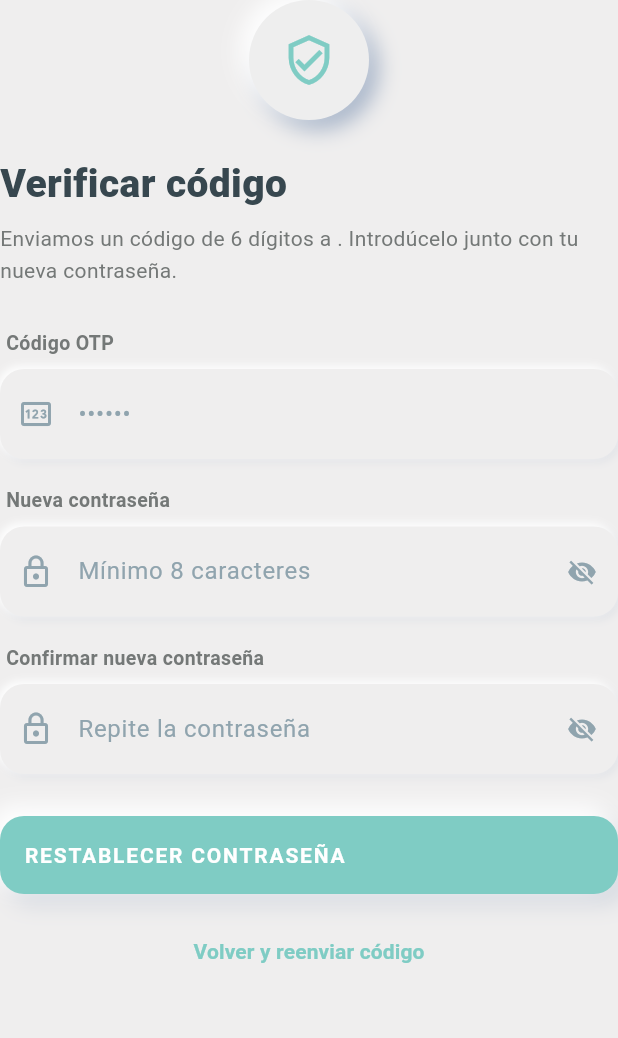
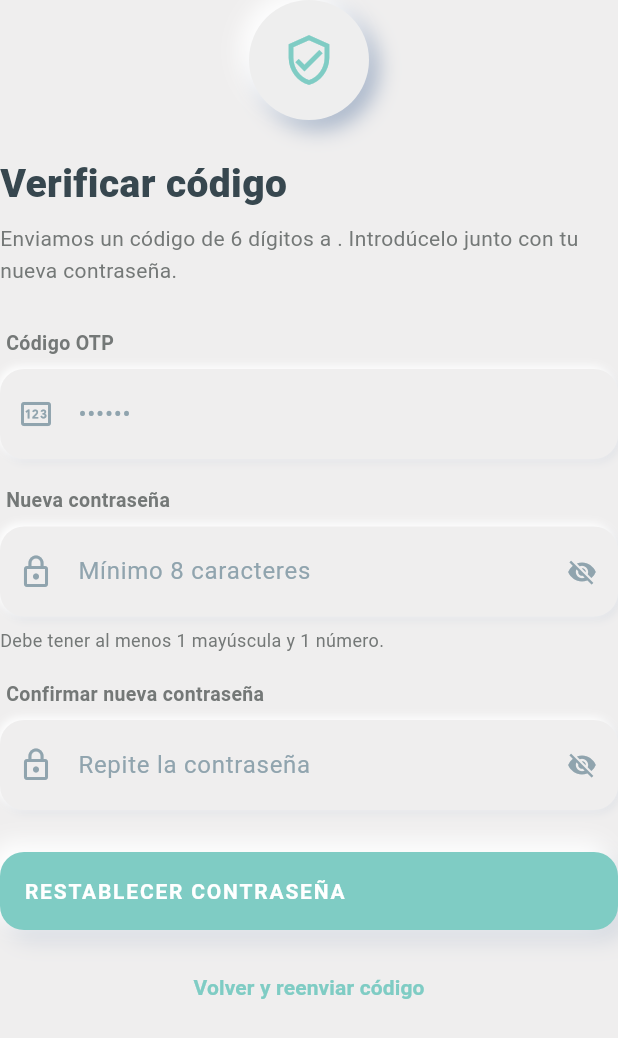
Before and after one commit to cesardarizaleta/jepo, a Flutter app: the _ConfirmOtpCard widget shown alone on an empty page, opened directly, after a tap on "RESTABLECER CONTRASEÑA", after a tap on "Volver y reenviar código", on a phone screen of 412 x 824 dp. Shown: the top 1038 px of the screen. Run offline on Flutter 3.47's test engine with Material 3 defaults, Android fonts, the phone set to English and light mode, and no system bars; drawn by our look-alikes of flutter_animate; our stand-ins replace flutter_dotenv, flutter_local_notifications, flutter_map, flutter_riverpod, flutter_secure_storage, geolocator and 6 more; missing offline and left inert: flutter_background_service, flutter_phone_direct_caller, telephony, tflite_flutter; accounts and stored records are empty.

Commit message:
refactor: centralizar lógica de validación de contraseñas y manejo de errores en AuthProvider
- `auth_provider.dart`:
    - Implementado `_passwordRulesError`: Se centraliza la validación de contraseñas (mínimo 8 caracteres, al menos 1 mayúscula y 1 número), sustituyendo la validación simple por una más robusta.
    - Implementado `_formatError`: Se añade un formateador para excepciones de tipo `ApiException`. Ahora, si la API devuelve una lista de errores específicos, se presentan al usuario mediante un salto de línea en lugar de mostrar un error genérico.
    - Se integran estas utilidades en el flujo de `ForgotPasswordController`, asegurando que tanto el restablecimiento de contraseña como la validación de campos sean consistentes.

- `forgot_password_screen.dart`:
    - Se añade un mensaje de ayuda visual para el usuario que especifica los requisitos de la nueva contraseña, mejorando la UX al alinear la interfaz con las nuevas reglas de validación en el provider.

```diff
--- a/lib/providers/auth_provider.dart
+++ b/lib/providers/auth_provider.dart
@@ -1,5 +1,6 @@
 import 'package:flutter_riverpod/flutter_riverpod.dart';
 
+import '../services/api_client.dart';
 import '../services/auth_service.dart';
 import 'api_providers.dart';
 
@@ -73,7 +74,10 @@ class ForgotPasswordController extends StateNotifier<ForgotPasswordState> {
       );
       return true;
     } catch (e) {
-      state = state.copyWith(isLoading: false, error: e.toString());
+      state = state.copyWith(
+        isLoading: false,
+        error: _formatError(e, fallback: 'No se pudo enviar el código'),
+      );
       return false;
     }
   }
@@ -86,8 +90,9 @@ class ForgotPasswordController extends StateNotifier<ForgotPasswordState> {
       state = state.copyWith(error: 'El codigo debe tener 6 digitos');
       return false;
     }
-    if (newPassword.length < 8) {
-      state = state.copyWith(error: 'Minimo 8 caracteres');
+    final passwordError = _passwordRulesError(newPassword);
+    if (passwordError != null) {
+      state = state.copyWith(error: passwordError);
       return false;
     }
     state = state.copyWith(isLoading: true, clearError: true);
@@ -102,7 +107,13 @@ class ForgotPasswordController extends StateNotifier<ForgotPasswordState> {
       state = state.copyWith(step: ForgotPasswordStep.done, isLoading: false);
       return true;
     } catch (e) {
-      state = state.copyWith(isLoading: false, error: e.toString());
+      state = state.copyWith(
+        isLoading: false,
+        error: _formatError(
+          e,
+          fallback: 'No se pudo restablecer la contraseña',
+        ),
+      );
       return false;
     }
   }
@@ -113,6 +124,27 @@ class ForgotPasswordController extends StateNotifier<ForgotPasswordState> {
       clearError: true,
     );
   }
+
+  String? _passwordRulesError(String password) {
+    if (password.length < 8) {
+      return 'La contraseña debe tener al menos 8 caracteres';
+    }
+    if (!RegExp(r'[A-Z]').hasMatch(password) ||
+        !RegExp(r'\d').hasMatch(password)) {
+      return 'La contraseña debe tener al menos 1 mayúscula y 1 número';
+    }
+    return null;
+  }
+
+  String _formatError(Object e, {required String fallback}) {
+    if (e is ApiException) {
+      if (e.errors.isNotEmpty) {
+        return e.errors.join('\n');
+      }
+      return e.message;
+    }
+    return fallback;
+  }
 }
 
 final forgotPasswordControllerProvider =
--- a/lib/screens/forgot_password_screen.dart
+++ b/lib/screens/forgot_password_screen.dart
@@ -324,6 +324,11 @@ class _ConfirmOtpCardState extends ConsumerState<_ConfirmOtpCard> {
           icon: Icons.lock_outline,
           obscureText: true,
         ),
+        const SizedBox(height: 8),
+        const Text(
+          'Debe tener al menos 1 mayúscula y 1 número.',
+          style: TextStyle(fontSize: 12, color: _textPrimary, height: 1.3),
+        ),
         const SizedBox(height: 18),
 
         _buildLabel('Confirmar nueva contraseña'),
```
